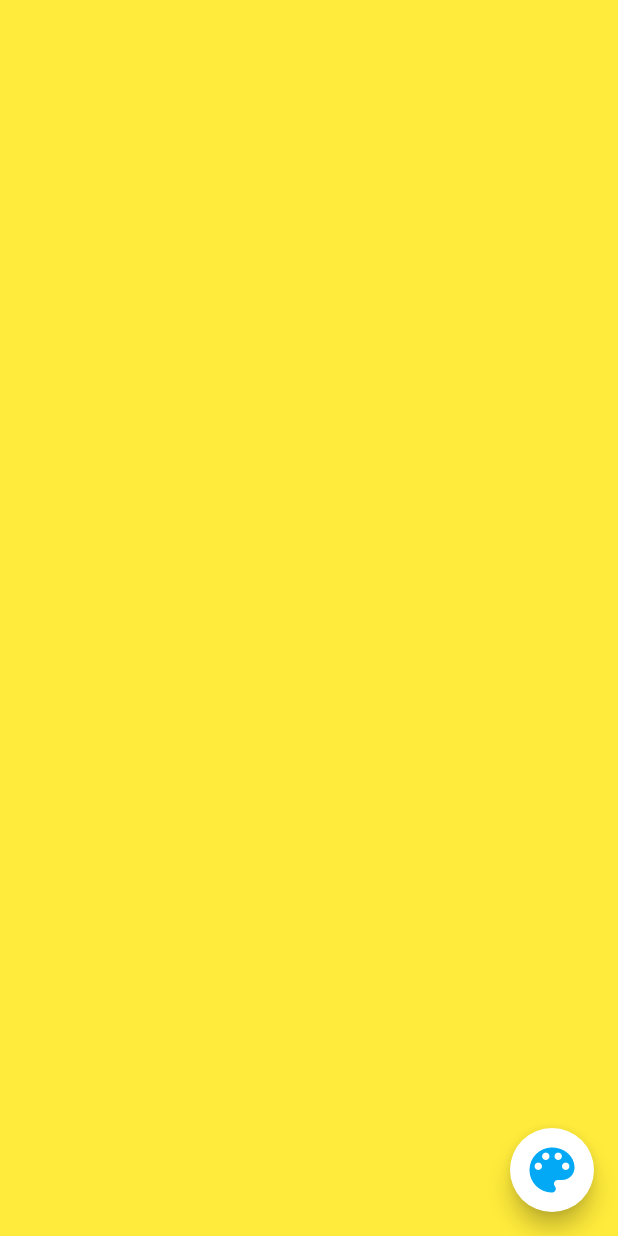
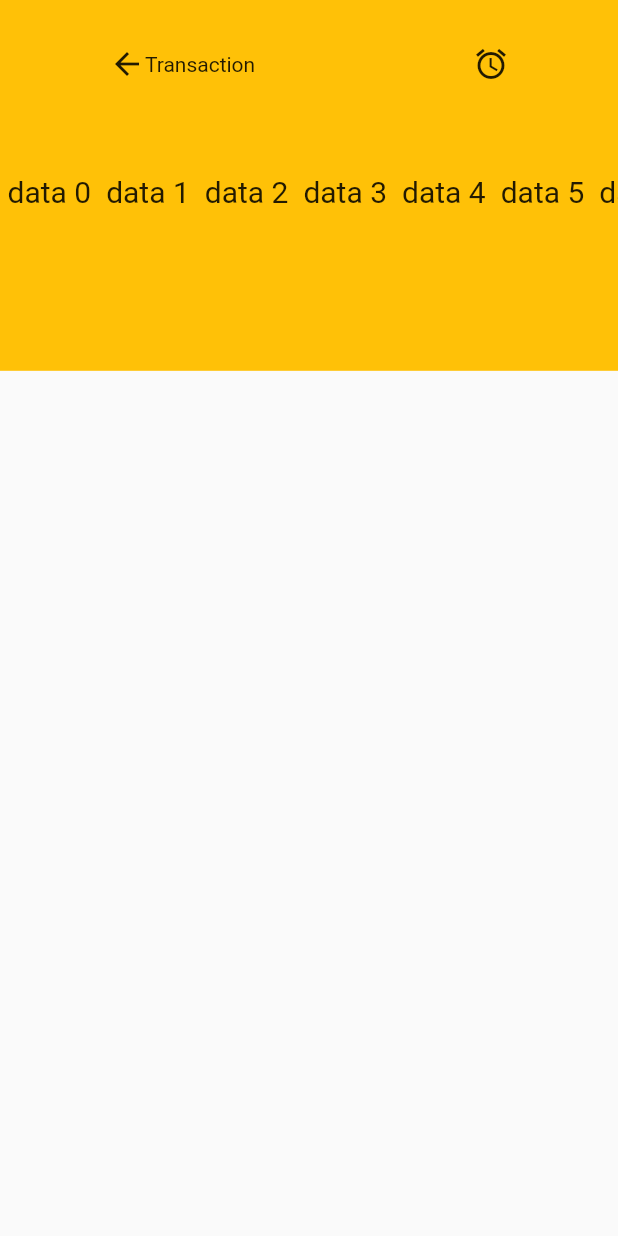
Before and after one commit to zand-yasin/flutter_index_academy, a Flutter app: the screen it shows after launch, on a phone screen of 412 x 824 dp. Run offline on Flutter 3.47's test engine with Material 2 defaults, Android fonts, the phone set to English and light mode, and no system bars.

Commit message:
add complexUI Screen

```diff
--- /dev/null
+++ b/lib/complexUI.dart
@@ -0,0 +1,58 @@
+import 'package:flutter/material.dart';
+
+class ComplexUI extends StatelessWidget {
+  Size? size;
+
+  @override
+  Widget build(BuildContext context) {
+    size = MediaQuery.of(context).size;
+
+    return Scaffold(
+      body: SafeArea(
+        child: Stack(
+          children: [
+            Positioned(
+                top: 0,
+                child: Container(
+                  color: Colors.amber,
+                  width: size!.width,
+                  height: size!.height * .3,
+                  child: Column(
+                    mainAxisAlignment: MainAxisAlignment.spaceAround,
+                    children: [
+                      Row(
+                        mainAxisAlignment: MainAxisAlignment.spaceAround,
+                        children: [
+                          Row(
+                            children: [
+                              Icon(Icons.arrow_back),
+                              Text('Transaction'),
+                            ],
+                          ),
+                          Icon(Icons.alarm)
+                        ],
+                      ),
+                      Container(
+                        width: size!.width,
+                        height: 100,
+                        child: ListView.builder(
+                            scrollDirection: Axis.horizontal,
+                            itemCount: 10,
+                            itemBuilder: (_, index) {
+                              return Container(
+                                  padding: EdgeInsets.symmetric(horizontal: 5),
+                                  child: Text(
+                                    'data $index',
+                                    style: TextStyle(fontSize: 20),
+                                  ));
+                            }),
+                      )
+                    ],
+                  ),
+                ))
+          ],
+        ),
+      ),
+    );
+  }
+}
--- a/lib/main.dart
+++ b/lib/main.dart
@@ -1,19 +1,12 @@
 import 'package:dartlearning/ColorChanger.dart';
+import 'package:dartlearning/complexUI.dart';
 import 'package:flutter/material.dart';
 
 main() {
   runApp(MaterialApp(
-    debugShowCheckedModeBanner: false, home: ColorChanger(),
-    // builder: (context, wid) {
-    //   return ColorChanger();
+    debugShowCheckedModeBanner: false, home: ComplexUI(),
     // },
   ));
-
-  // runApp(MaterialApp(
-  //   builder: (_, a) {
-  //     return Dashboard();
-  //   },
-  // ));
 }
 
 class Dashboard extends StatelessWidget {
```
